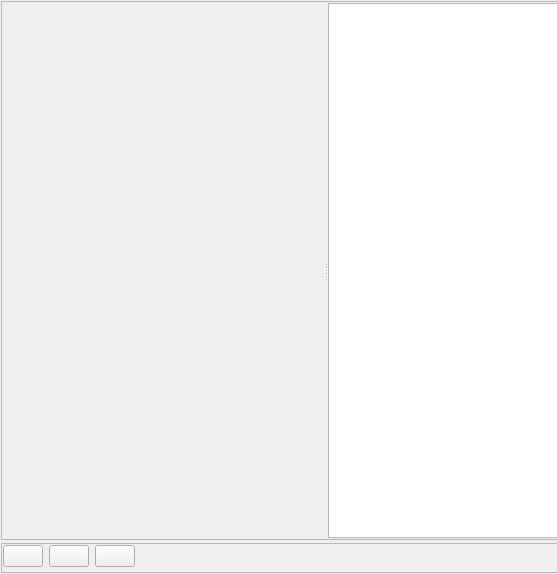
Qt form signal_analysis/visuals/channel/stab_signal/skg/skgvisualwidget.ui (grigp/a-analyser) before a commit; both pictures show x 0 to 557 and y 0 to 574 of the 821 by 574 pixel window.
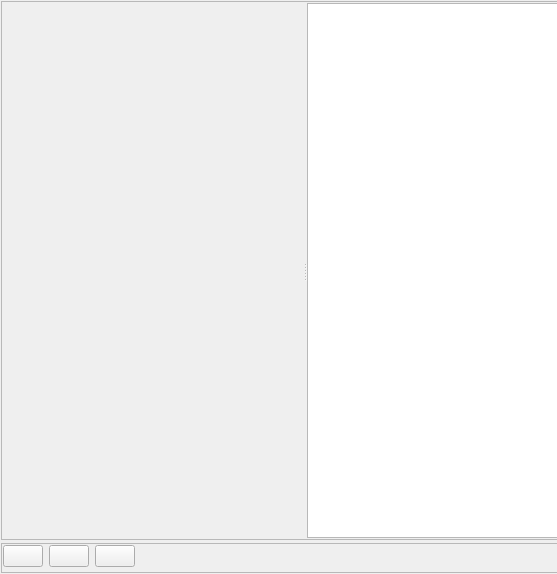
The same form after that commit. Icons and pictures are not drawn. Custom widgets are drawn as their Qt base class.

```diff
--- a/signal_analysis/visuals/channel/stab_signal/skg/skgvisualwidget.ui
+++ b/signal_analysis/visuals/channel/stab_signal/skg/skgvisualwidget.ui
@@ -60,6 +60,21 @@
         </property>
         <widget class="QFrame" name="frSKG">
          <layout class="QVBoxLayout" name="verticalLayout_2">
+          <property name="spacing">
+           <number>1</number>
+          </property>
+          <property name="leftMargin">
+           <number>0</number>
+          </property>
+          <property name="topMargin">
+           <number>0</number>
+          </property>
+          <property name="rightMargin">
+           <number>0</number>
+          </property>
+          <property name="bottomMargin">
+           <number>0</number>
+          </property>
           <item>
            <widget class="AreaSKG" name="wgtSKG" native="true">
             <property name="minimumSize">
@@ -70,19 +85,6 @@
             </property>
            </widget>
           </item>
-          <item>
-           <spacer name="verticalSpacer_2">
-            <property name="orientation">
-             <enum>Qt::Vertical</enum>
-            </property>
-            <property name="sizeHint" stdset="0">
-             <size>
-              <width>20</width>
-              <height>168</height>
-             </size>
-            </property>
-           </spacer>
-          </item>
          </layout>
         </widget>
         <widget class="QTreeView" name="tvFactors"/>
```
Left out of the diff: 14 changed lines with no effect on the pictures.
